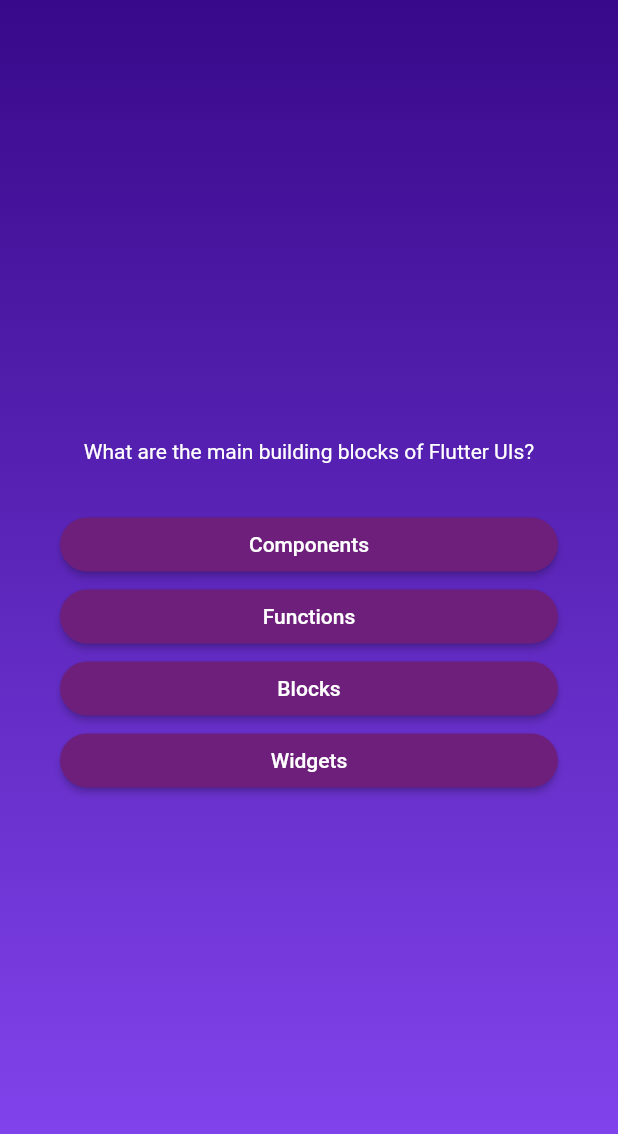
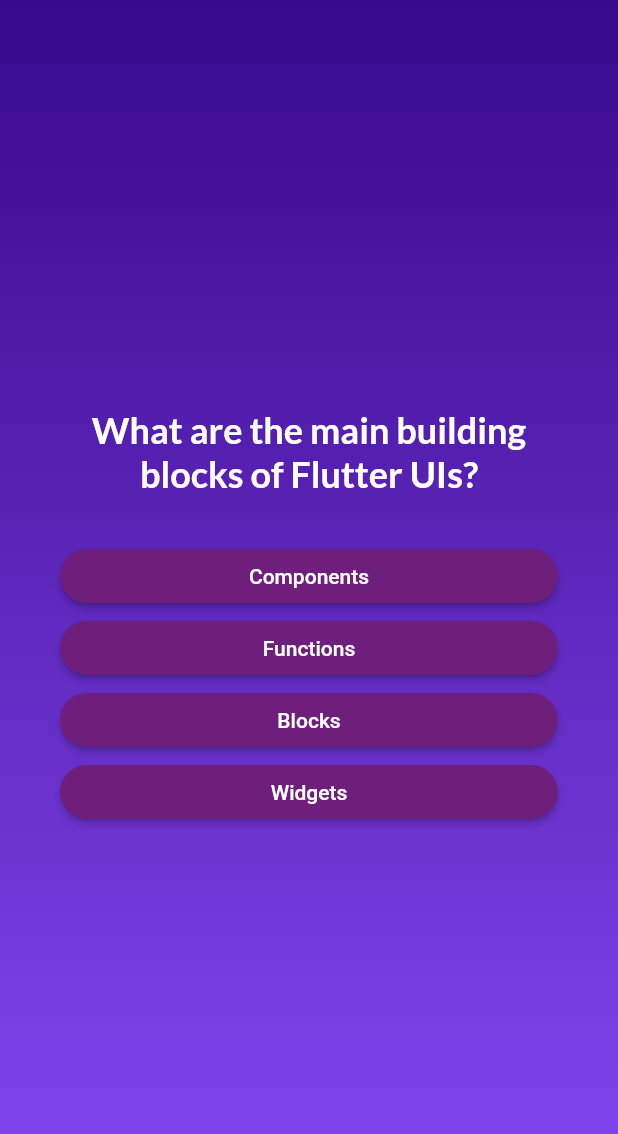
Before and after one commit to mrhansellis/quiz_app, a Flutter app: the screen it shows after launch, after a tap on "Start Quiz", on a phone screen of 412 x 824 dp. Shown: the top 1134 px of the screen. Run offline on Flutter 3.47's test engine with Material 2 defaults, Android fonts, the phone set to English and light mode, and no system bars; our stand-ins replace google_fonts.

Commit message:
update answer buttons to take us to next question

```diff
--- a/lib/questions_screen.dart
+++ b/lib/questions_screen.dart
@@ -1,4 +1,5 @@
 import 'package:flutter/material.dart';
+import 'package:google_fonts/google_fonts.dart';
 
 import 'package:quiz_app/answerbutton.dart';
 import 'package:quiz_app/data/questions.dart';
@@ -13,9 +14,18 @@ class QuestionsScreen extends StatefulWidget {
 }
 
 class _QuestionScreenState extends State<QuestionsScreen> {
+  var currentQuestionIndex = 0;
+
+  void answerQuestion() {
+    //currentQuestion += 1;
+    setState(() {
+      currentQuestionIndex++;
+    });
+  }
+
   @override
   Widget build(context) {
-    final currentQuestion = questions[0];
+    final currentQuestion = questions[currentQuestionIndex];
 
     return SizedBox(
       width: double.infinity,
@@ -26,15 +36,17 @@ class _QuestionScreenState extends State<QuestionsScreen> {
           crossAxisAlignment: CrossAxisAlignment.stretch,
           children: [
             Text(
-                currentQuestion.text,
-                style: const TextStyle(
-                  color: Colors.white,
-                ),
-                textAlign: TextAlign.center,
-                ),
+              currentQuestion.text,
+              style: GoogleFonts.lato(
+                color: Colors.white,
+                fontSize: 24,
+                fontWeight: FontWeight.bold,
+              ),
+              textAlign: TextAlign.center,
+            ),
             const SizedBox(height: 30),
             ...currentQuestion.getShuffledAnswers().map((answer) {
-              return AnswerButton(answerText: answer, onTap: () {});
+              return AnswerButton(answerText: answer, onTap: answerQuestion);
             })
           ],
         ),
--- a/lib/start_screen.dart
+++ b/lib/start_screen.dart
@@ -1,4 +1,5 @@
 import 'package:flutter/material.dart';
+import 'package:google_fonts/google_fonts.dart';
 
 class StartScreen extends StatelessWidget {
   const StartScreen(this.startQuiz, {super.key});
@@ -24,10 +25,10 @@ class StartScreen extends StatelessWidget {
           //   ),
           // ),
           const SizedBox(height: 80),
-          const Text(
+          Text(
             'Learn flutter the really fun way@!',
-            style: TextStyle(
-              color: Color.fromARGB(255, 217, 199, 246),
+            style: GoogleFonts.lato(
+              color: const Color.fromARGB(255, 223, 133, 239),
               fontSize: 24,
             ),
           ),
--- a/pubspec.yaml
+++ b/pubspec.yaml
@@ -35,6 +35,7 @@ dependencies:
   # The following adds the Cupertino Icons font to your application.
   # Use with the CupertinoIcons class for iOS style icons.
   cupertino_icons: ^1.0.2
+  google_fonts: ^5.1.0
 
 dev_dependencies:
   flutter_test:
```
Also changed, not shown: pubspec.lock, 1 other file.
